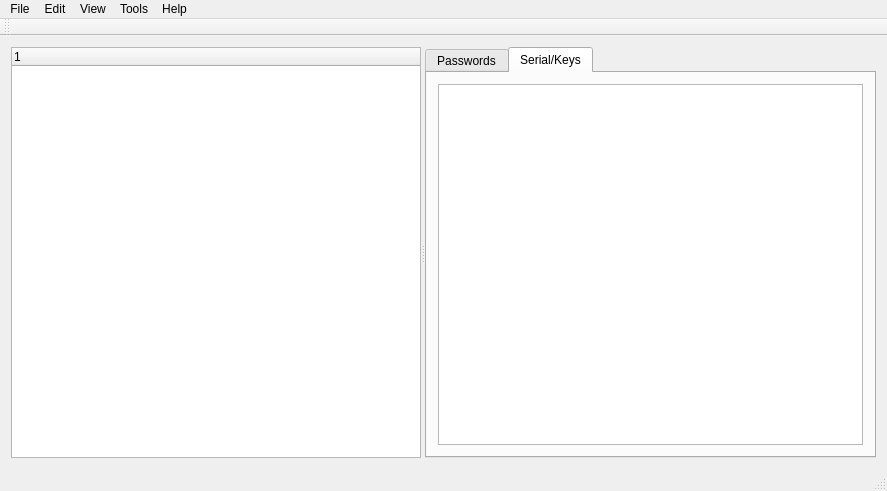
First picture: the form in homescreen.ui, repository DensonNgumo/Vault, before the edit.
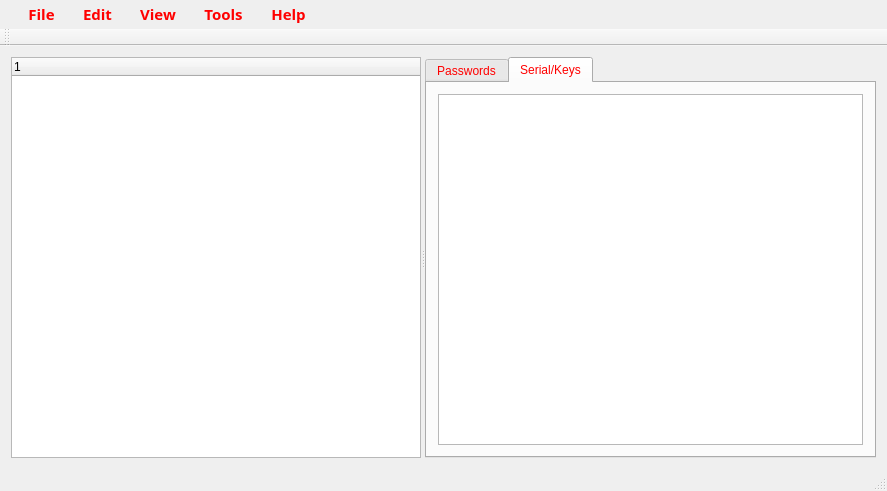
Second picture: the form after the edit. The open tabs and pages were chosen to show the change. Icons and pictures are not drawn.

Patch:
```diff
--- a/homescreen.ui
+++ b/homescreen.ui
@@ -16,6 +16,13 @@
   <property name="windowTitle">
    <string>Vault</string>
   </property>
+  <property name="windowIcon">
+   <iconset resource="MyResources.qrc">
+    <normaloff>:/Images/member2.png</normaloff>:/Images/member2.png</iconset>
+  </property>
+  <property name="styleSheet">
+   <string notr="true"/>
+  </property>
   <widget class="QWidget" name="centralWidget">
    <layout class="QGridLayout" name="gridLayout">
     <item row="0" column="0">
@@ -24,6 +31,9 @@
        <enum>Qt::Horizontal</enum>
       </property>
       <widget class="QTreeWidget" name="treeWidget_groups">
+       <property name="styleSheet">
+        <string notr="true"/>
+       </property>
        <property name="dragEnabled">
         <bool>false</bool>
        </property>
@@ -43,9 +53,15 @@
        </column>
       </widget>
       <widget class="QTabWidget" name="tabWidget">
+       <property name="styleSheet">
+        <string notr="true">color:red;</string>
+       </property>
        <property name="tabPosition">
         <enum>QTabWidget::North</enum>
        </property>
+       <property name="tabShape">
+        <enum>QTabWidget::Rounded</enum>
+       </property>
        <property name="currentIndex">
         <number>0</number>
        </property>
@@ -78,7 +94,11 @@
         </attribute>
         <layout class="QGridLayout" name="gridLayout_3">
          <item row="0" column="0">
-          <widget class="QTableView" name="tableView_keyInfo"/>
+          <widget class="QTableView" name="tableView_keyInfo">
+           <property name="styleSheet">
+            <string notr="true">color:black;</string>
+           </property>
+          </widget>
          </item>
         </layout>
        </widget>
@@ -93,9 +113,24 @@
      <x>0</x>
      <y>0</y>
      <width>887</width>
-     <height>21</height>
+     <height>26</height>
     </rect>
    </property>
+   <property name="font">
+    <font>
+     <family>Tekton Pro</family>
+     <pointsize>11</pointsize>
+     <weight>75</weight>
+     <bold>true</bold>
+    </font>
+   </property>
+   <property name="styleSheet">
+    <string notr="true">spacing:20px;
+padding:1px 4px;
+border-radius:4px;
+color:red;
+</string>
+   </property>
    <widget class="QMenu" name="menu_File">
     <property name="title">
      <string>File</string>
```
Left out of the diff: 211 changed lines with no effect on the pictures.
